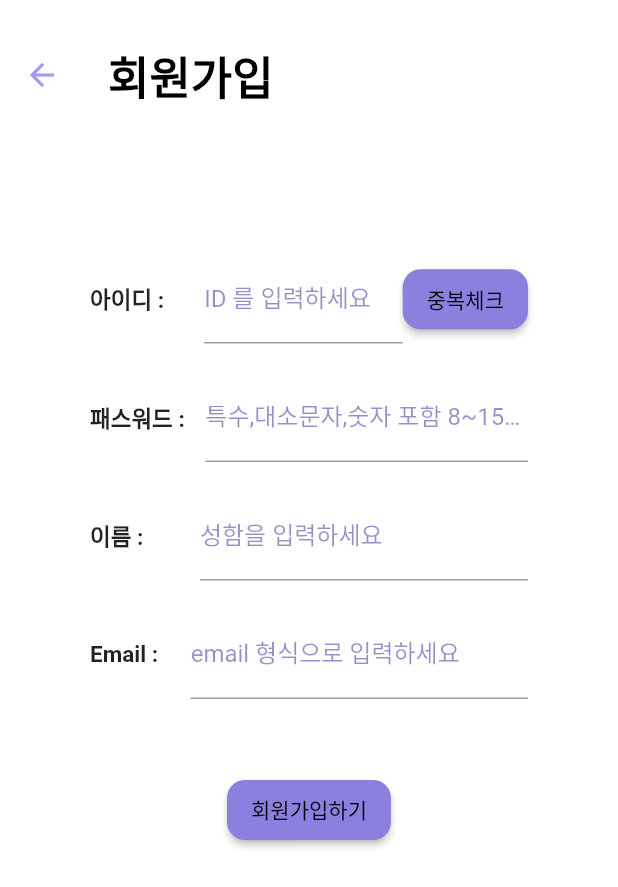
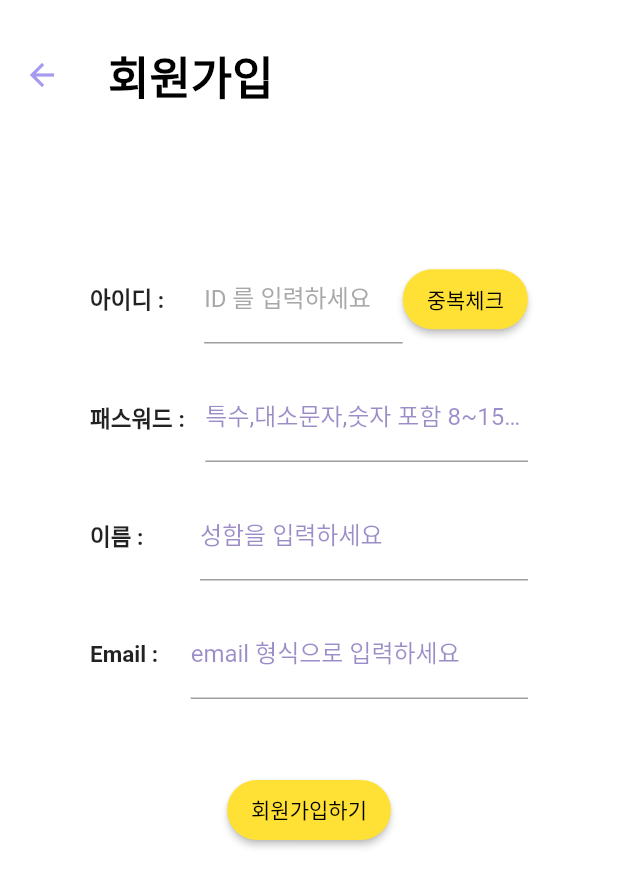
Before and after one commit to python-project-3Joe/Musik, a Flutter app: the SignUp screen opened by its route, on a phone screen of 412 x 824 dp. Shown: the top 887 px of the screen. Run offline on Flutter 3.47's test engine with Material 2 defaults, Android fonts, the phone set to English and light mode, and no system bars; network calls fail.

Commit message:
Update sign_up.dart

```diff
--- a/musik/lib/Login/sign_up.dart
+++ b/musik/lib/Login/sign_up.dart
@@ -90,7 +90,7 @@ class _SignUpState extends State<SignUp> {
                             decoration: const InputDecoration(
                               labelText: 'ID 를 입력하세요',
                               labelStyle: TextStyle(
-                                color: Color.fromARGB(150, 87, 62, 162),
+                                color: Color.fromARGB(149, 106, 106, 106),
                               ),
                               focusedBorder: UnderlineInputBorder(
                                 borderSide: BorderSide(
@@ -133,10 +133,10 @@ class _SignUpState extends State<SignUp> {
                               }
                             },
                             style: ElevatedButton.styleFrom(
-                              primary: const Color.fromARGB(255, 139, 128, 222),
+                              primary: Color.fromARGB(255, 255, 225, 53),
                               minimumSize: const Size(80, 40),
                               shape: RoundedRectangleBorder(
-                                borderRadius: BorderRadius.circular(12),
+                                borderRadius: BorderRadius.circular(20),
                               ),
                             ),
                             child: const Text('중복체크'))
@@ -259,10 +259,10 @@ class _SignUpState extends State<SignUp> {
                         }
                       },
                       style: ElevatedButton.styleFrom(
-                        primary: const Color.fromARGB(255, 139, 128, 222),
+                        primary: const Color.fromARGB(255, 255, 225, 53),
                         minimumSize: const Size(80, 40),
                         shape: RoundedRectangleBorder(
-                          borderRadius: BorderRadius.circular(12),
+                          borderRadius: BorderRadius.circular(20),
                         ),
                       ),
                       child: const Text('회원가입하기'))
```
